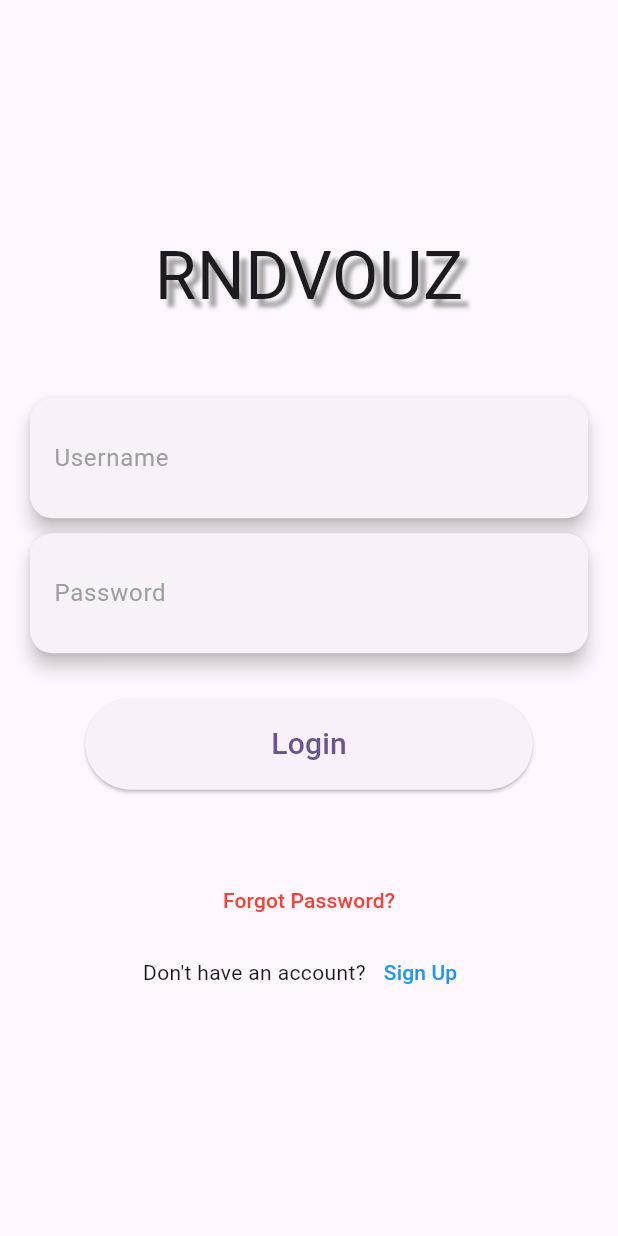
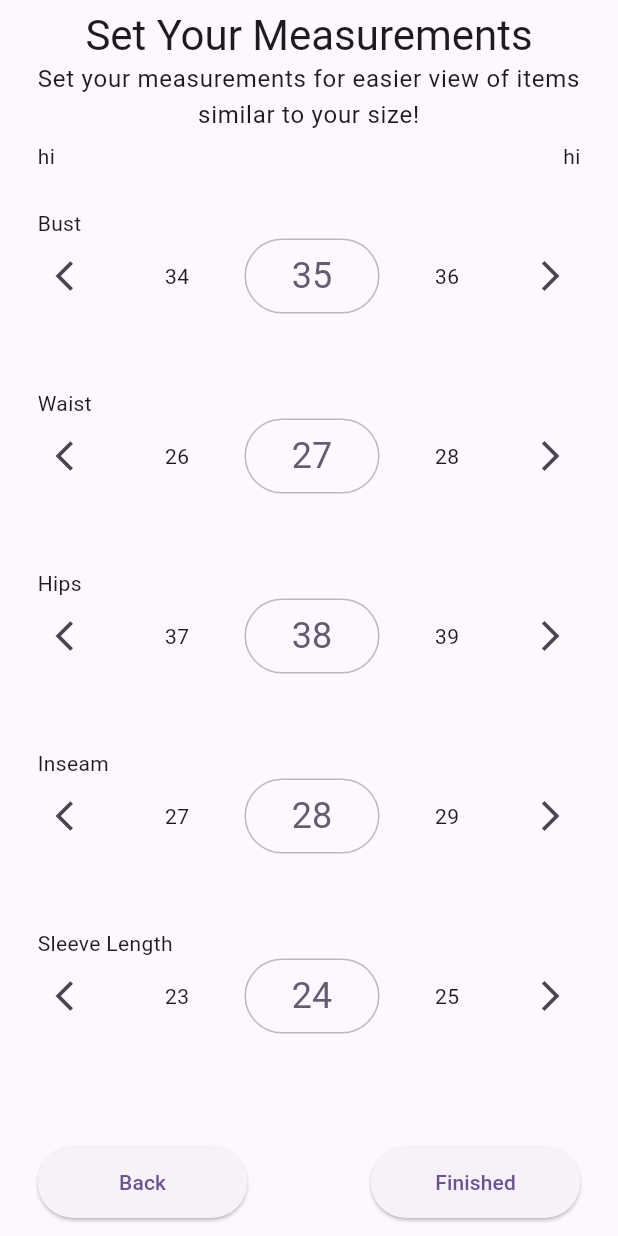
Before and after one commit to rndvouz/rndvouz_mobile_app, a Flutter app: the screen it shows after launch, after a tap on "Sign Up", on a phone screen of 412 x 824 dp. Run offline on Flutter 3.47's test engine with Material 2 defaults, Android fonts, the phone set to English and light mode, and no system bars; drawn by our look-alikes of numberpicker; Roboto replaces fonts that are missing (RobotoMono).

Commit message:
started on the top/heading for the sign in process (WIP)

```diff
--- a/app/lib/app.dart
+++ b/app/lib/app.dart
@@ -1,6 +1,6 @@
 import 'package:app/home_screen.dart';
 import 'package:app/login_page.dart';
-import 'package:app/onboarding_size.dart';
+import 'package:app/sign_up_size.dart';
 import 'package:flutter/material.dart';
 
 class RndvouzApp extends StatelessWidget {
@@ -17,6 +17,7 @@ class RndvouzApp extends StatelessWidget {
       ),
       routes: {
         '/login': (BuildContext context) => LoginPage(),
+        '/onboarding_size': (BuildContext context) => SignUpSize(),
         '/homescreen': (BuildContext context) => const Homescreen(),
       },
     );
--- a/app/lib/login_page.dart
+++ b/app/lib/login_page.dart
@@ -1,3 +1,4 @@
+import 'package:app/sign_up_size.dart';
 import 'package:flutter/material.dart';
 
 import 'home_screen.dart';
@@ -107,7 +108,10 @@ class LoginPage extends StatelessWidget {
                 const Text("Don't have an account?"),
                 TextButton(
                   onPressed: () {
-                    // Handle "Sign Up" action here
+                    Navigator.push(
+                      context,
+                      MaterialPageRoute(builder: (context) => SignUpSize()),
+                    );
                   },
                   child: const Text(
                     'Sign Up',
--- a/app/lib/onboarding_size.dart
+++ b/app/lib/sign_up_size.dart
@@ -3,14 +3,15 @@ import 'package:numberpicker/numberpicker.dart';
 
 import 'dart:developer' as developer;
 
-class OnBoardingSize extends StatefulWidget {
-  OnBoardingSize({super.key});
+class SignUpSize extends StatefulWidget {
+  SignUpSize({super.key});
 
   @override
-  _OnBoardingSizeState createState() => _OnBoardingSizeState();
+  _SignUpSizeState createState() => _SignUpSizeState();
 }
 
-class _OnBoardingSizeState extends State<OnBoardingSize> {
+class _SignUpSizeState extends State<SignUpSize> {
+  // Builder method
   Widget _setMeasurementBuilder(String label, int val, int min, int max) {
     return StatefulBuilder(
       builder: (context, setState) {
@@ -78,6 +79,40 @@ class _OnBoardingSizeState extends State<OnBoardingSize> {
         padding: EdgeInsets.only(left: 25.0, right: 25.0),
         child: ListView(
           children: [
+            SizedBox(height: 5),
+            Row(
+              mainAxisAlignment: MainAxisAlignment.center,
+              children: [
+                Text(
+                  'Set Your Measurements',
+                  style: Theme.of(context).textTheme.headlineMedium,
+                ),
+              ],
+            ),
+            Row(
+              mainAxisAlignment: MainAxisAlignment.center,
+              children: [
+                Flexible(
+                  child: Text(
+                    textAlign: TextAlign.center,
+                    'Set your measurements for easier view of items similar to your size!',
+                    style: Theme.of(context).textTheme.bodyLarge,
+                  ),
+                ),
+              ],
+            ),
+            SizedBox(height: 5),
+            Row(
+              mainAxisAlignment: MainAxisAlignment.spaceBetween,
+              children: [
+                Column(
+                  children: [Text('hi')],
+                ),
+                Column(
+                  children: [Text('hi')],
+                ),
+              ],
+            ),
             _setMeasurementBuilder('Bust', 35, 15, 50),
             _setMeasurementBuilder('Waist', 27, 15, 50),
             _setMeasurementBuilder('Hips', 38, 15, 50),
--- /dev/null
+++ b/app/lib/sign_up_top_bar.dart
@@ -0,0 +1,14 @@
+import 'package:flutter/material.dart';
+
+class SignUpTopBar extends StatelessWidget {
+  SignUpTopBar({super.key});
+
+  @override
+  Widget build(BuildContext context) {
+    return Scaffold(
+      appBar: AppBar(
+        title: Text('Title Here'),
+      ),
+    );
+  }
+}
```
